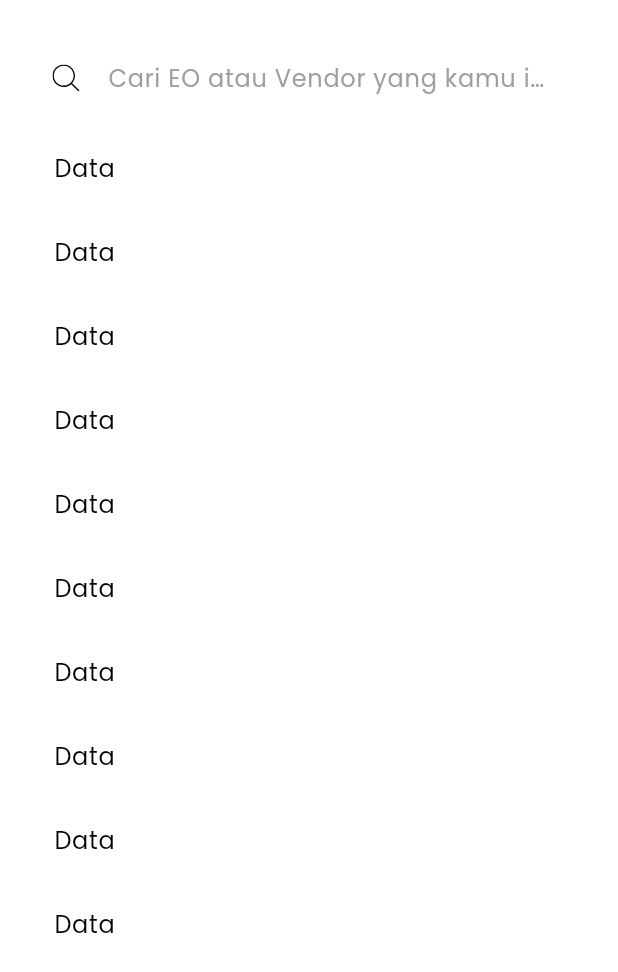
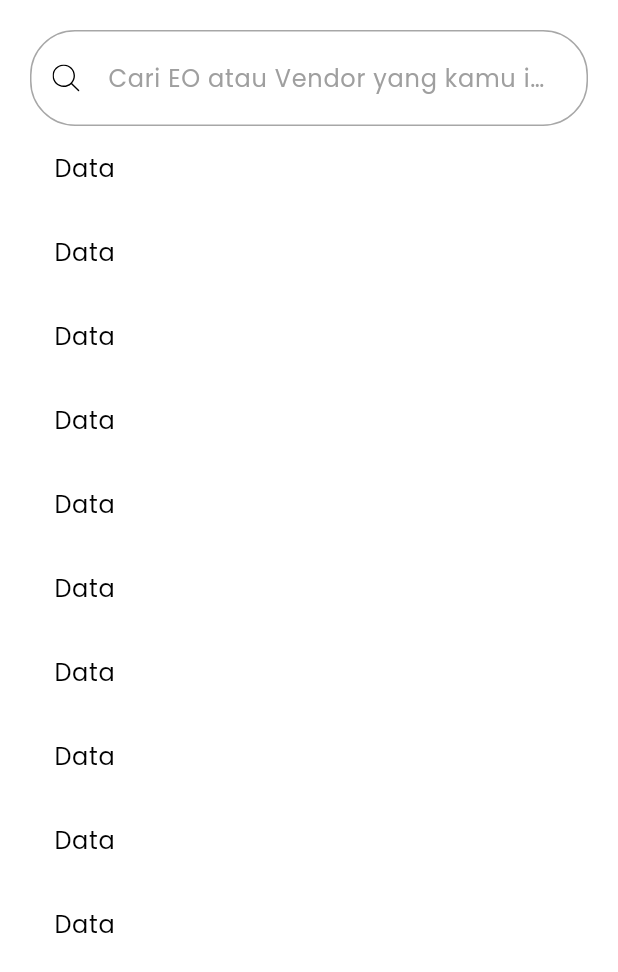
Before and after one commit to sammmms/eocout_flutter, a Flutter app: the Homepage screen opened directly, after a tap on "Lihat Semua", on a phone screen of 412 x 824 dp. Shown: the top 972 px of the screen. Run offline on Flutter 3.47's test engine with Material 3 defaults, Android fonts, the phone set to English and light mode, and no system bars; our stand-ins replace flutter_svg, pinput, rxdart; accounts and stored records are empty.

Commit message:
fix: transparent searchbar colour

```diff
--- a/lib/components/my_searchbar.dart
+++ b/lib/components/my_searchbar.dart
@@ -18,15 +18,15 @@ class MySearchBar extends StatelessWidget {
       onChanged: onChanged,
       decoration: InputDecoration(
         enabledBorder: OutlineInputBorder(
-          borderRadius:
-              isRounded ? BorderRadius.circular(30) : BorderRadius.circular(10),
-          borderSide: const BorderSide(color: Colors.transparent),
-        ),
+            borderRadius: isRounded
+                ? BorderRadius.circular(30)
+                : BorderRadius.circular(10),
+            borderSide: BorderSide(color: colorScheme.outline)),
         focusedBorder: OutlineInputBorder(
-          borderRadius:
-              isRounded ? BorderRadius.circular(30) : BorderRadius.circular(10),
-          borderSide: const BorderSide(color: Colors.transparent),
-        ),
+            borderRadius: isRounded
+                ? BorderRadius.circular(30)
+                : BorderRadius.circular(10),
+            borderSide: BorderSide(color: colorScheme.outline)),
         hintText: label,
         hintStyle: TextStyle(color: colorScheme.secondaryContainer),
         prefixIcon: Padding(
```
